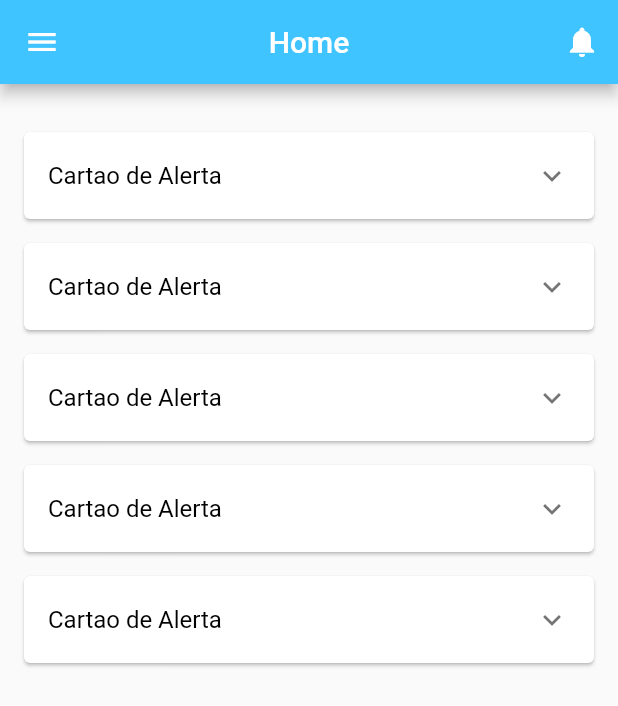
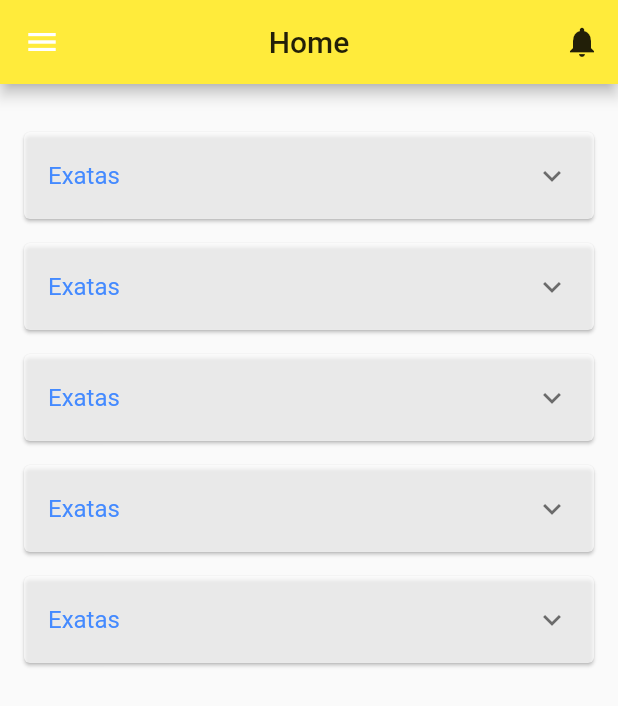
Before and after one commit to bkpaulera/SOA-2019, a Flutter app: the Home screen opened directly, in the side drawer, after a tap on the "notifications" icon, on a phone screen of 412 x 824 dp. Shown: the top 706 px of the screen. Run offline on Flutter 3.47's test engine with Material 2 defaults, Android fonts, the phone set to English and light mode, and no system bars; network calls fail.

Commit message:
update card

```diff
--- a/soa_app/lib/ui/home.dart
+++ b/soa_app/lib/ui/home.dart
@@ -16,12 +16,12 @@ class _HomeState extends State<Home> {
   Widget build(BuildContext context) {
     return Scaffold(
       appBar: AppBar(
-        title: Text("Home"),
+        title: Text("Home",style:TextStyle(color: Colors.black87),),
         centerTitle: true,
-        backgroundColor: Colors.lightBlueAccent,
+        backgroundColor: Colors.yellow,
         actions: <Widget>[
           IconButton(
-            icon: Icon(Icons.notifications),
+            icon: Icon(Icons.notifications, color: Colors.black87,),
             onPressed: (){
               Navigator.of(context).pushNamed(SearchView);
             },
@@ -35,13 +35,13 @@ class _HomeState extends State<Home> {
                DrawerHeader(
                 decoration: BoxDecoration(
                   gradient: LinearGradient(colors: <Color>[
-                    Colors.lightBlueAccent,
-                    Colors.lightBlueAccent,
+                    Colors.yellow,
+                    Colors.yellow,
                     ]
                   ),
                 ),
                 child: CircleAvatar(
-                  backgroundColor: Colors.transparent,
+                  backgroundColor: Colors.black87,
                   radius: 48.0,
                   child: Image(
                   image: NetworkImage('https://images.cdn3.stockunlimited.net/preview1300/reading-book-icon_1577769.jpg'),
@@ -84,7 +84,7 @@ class CostumListTitle  extends StatelessWidget{
     return Padding(
       padding: const EdgeInsets.fromLTRB(8.0,0,8.0,0),
       child: InkWell(
-        splashColor: Colors.lightBlueAccent[100],
+        splashColor: Colors.yellow,
         onTap: onTap,
         child:Container(
           height: 50,
--- a/soa_app/lib/ui/search/card.dart
+++ b/soa_app/lib/ui/search/card.dart
@@ -7,8 +7,9 @@ class CardStudy extends StatelessWidget{
     return  Container(
       margin: EdgeInsets.symmetric(horizontal: 4 , vertical: 4),
       child: Card(
+        color: Colors.white70,
         child: ExpansionTile(
-          title: Text("Cartao de Alerta", style: TextStyle(color: Colors.black),),
+          title: Text("Exatas",style: TextStyle(color: Colors.blueAccent),),
           children: <Widget>[
             Padding(padding: EdgeInsets.only(left: 16.0, right: 16.0,top: 0.0,bottom: 8.0),
             child: Column(
@@ -20,12 +21,35 @@ class CardStudy extends StatelessWidget{
                     children: <Widget>[
                       ListTile(
                         title: Text("Exatas"),
-                        subtitle: Text("Duvida em Flutter"),
-                        trailing:  Icon(Icons.add_alert),
+                        subtitle: Text("Duvida em Flutter",),
+                        trailing:  Icon(Icons.add_alert,),
                         contentPadding: EdgeInsets.zero,
                       )
                     ],
-                  )
+                  ),
+                  Row(
+                    mainAxisAlignment: MainAxisAlignment.spaceBetween,
+                    children: <Widget>[
+                      FlatButton(
+                        color: Colors.yellow,
+                        onPressed: (){},
+                        textColor: Colors.black,
+                        child: Text("Buzz"),
+                      ),
+                      FlatButton(
+                        color: Colors.greenAccent,
+                        onPressed: (){},
+                        textColor: Colors.black,
+                        child: Text("Adicionar"),
+                      ),
+                      FlatButton(
+                        color: Colors.redAccent,
+                        onPressed: (){},
+                        textColor: Colors.black,
+                        child: Text("Adicionar"),
+                      )
+                    ],
+                  ),
                 ],
               ),
             )
```
